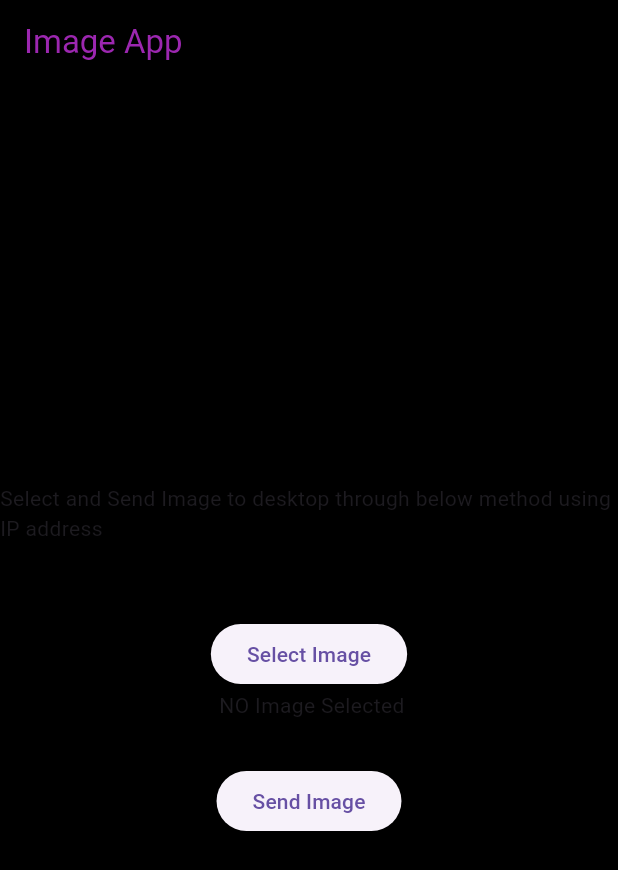
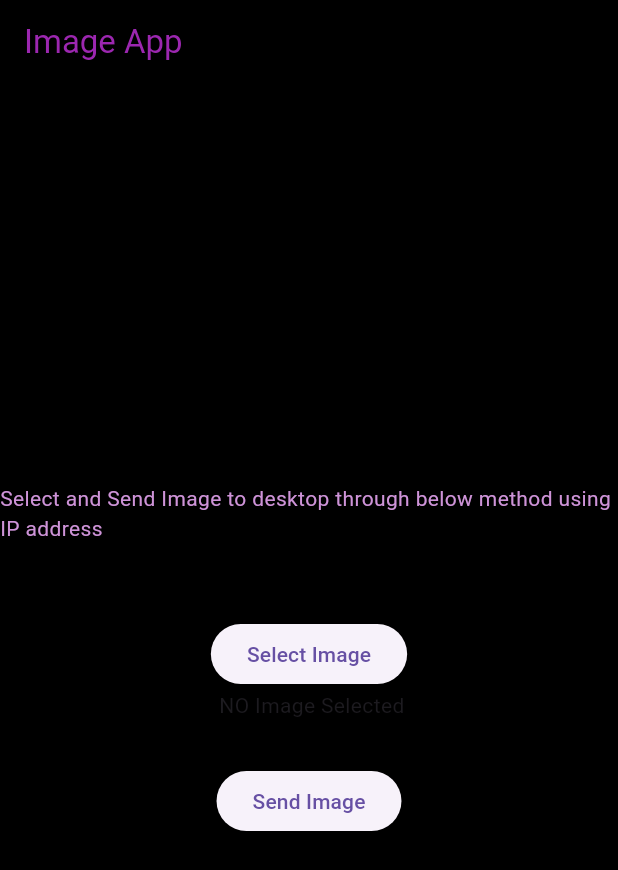
Before and after one commit to pratik07092002/Image-App, a Flutter app: the screen it shows after launch, on a phone screen of 412 x 824 dp. Shown: the top 870 px of the screen. Run offline on Flutter 3.47's test engine with Material 3 defaults, Android fonts, the phone set to English and light mode, and no system bars; our stand-ins replace fluttertoast, image_picker.

Commit message:
made necessary changes

```diff
--- a/myimageapp/lib/screens/homescreen.dart
+++ b/myimageapp/lib/screens/homescreen.dart
@@ -50,7 +50,7 @@ try {
       body:  SafeArea(child: Column(
         mainAxisAlignment: MainAxisAlignment.center,
         children:<Widget> [
-          Text("Select and Send Image to desktop through below method using IP address"),
+          Text("Select and Send Image to desktop through below method using IP address" , style: TextStyle(color: Colors.purple.shade200),),
           SizedBox(height: 50,),
         ElevatedButton(onPressed: SelectImage, child: Text("Select Image")),
           // selected image display
--- a/myimageapp/lib/server/function.dart
+++ b/myimageapp/lib/server/function.dart
@@ -1,12 +1,13 @@
 import 'dart:io';
 import 'package:fluttertoast/fluttertoast.dart';
 import 'package:http/http.dart' as http;
+
 Future<void> sendImage(File _selectedimage) async{
-var request = http.MultipartRequest('POST' , Uri.parse('url'));
+var request = http.MultipartRequest('POST' , Uri.parse('http://10.0.2.2:5000/upload'));
 request.files.add(await http.MultipartFile.fromPath('image', _selectedimage.path));
 
 try {
-var response = await request.send().timeout(Duration(seconds: 2));
+var response = await request.send().timeout(Duration(seconds: 20));
   if(response.statusCode == 200){
     Fluttertoast.showToast(msg: "Uploaded Successfully");
 
```
Also changed, not shown: 2 other files.
